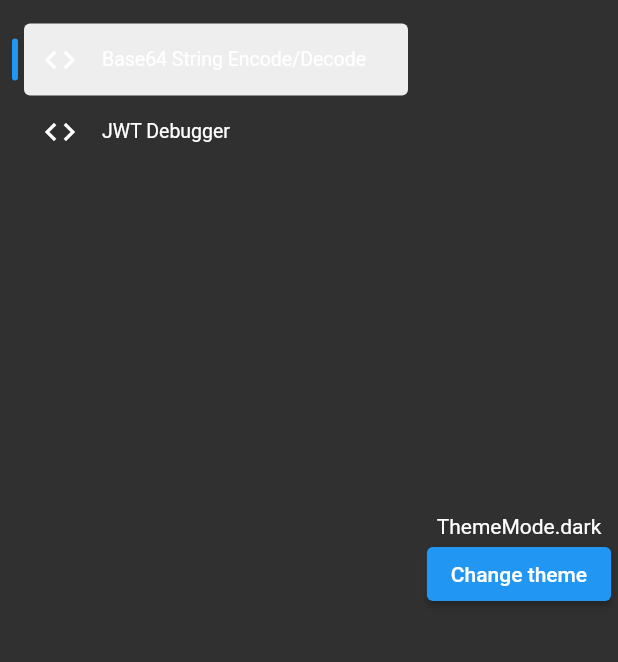
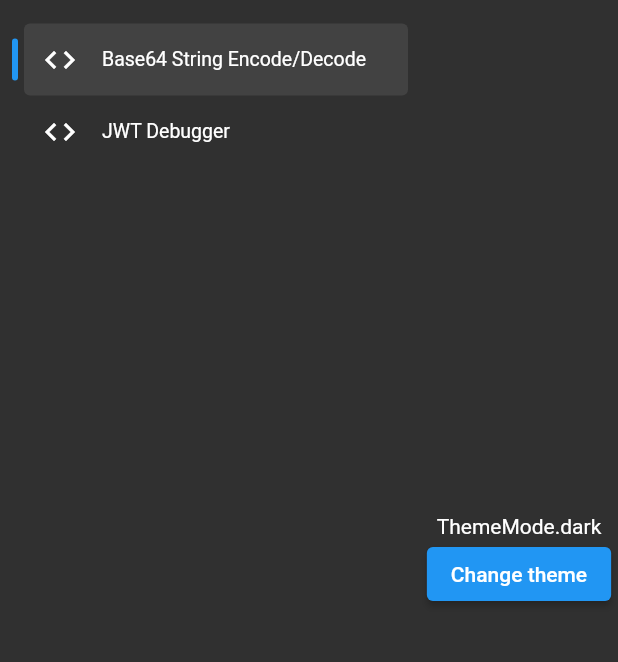
Before and after one commit to xuannghia/SuperToys, a Flutter app: the screen it shows after launch, after a tap on "Change theme", on a phone screen of 412 x 824 dp, the part 56-718 px from its top. Run offline on Flutter 3.47's test engine with Material 2 defaults, Android fonts, the light colour scheme and no system bars; our stand-ins replace flutter_hooks, flutter_riverpod, go_router, hive, hive_flutter, hooks_riverpod; accounts and stored records are empty.

Commit message:
wip: implement sidebar item color animation

```diff
--- a/lib/modules/home/sidebar_widget.dart
+++ b/lib/modules/home/sidebar_widget.dart
@@ -1,13 +1,32 @@
 import 'package:flutter/material.dart';
+import 'package:flutter_hooks/flutter_hooks.dart';
+import 'package:hooks_riverpod/hooks_riverpod.dart';
+import 'package:super_toys/modules/app/app_preferences_provider.dart';
 import 'package:super_toys/modules/home/sidebar_items.dart';
 
-class Sidebar extends StatelessWidget {
+class Sidebar extends HookConsumerWidget {
   final SidebarType? active;
   final Function(SidebarItem)? onTap;
   const Sidebar({Key? key, this.active, this.onTap}) : super(key: key);
 
   @override
-  Widget build(BuildContext context) {
+  Widget build(BuildContext context, ref) {
+    final ctrl =
+        useAnimationController(duration: const Duration(milliseconds: 200));
+
+    ThemeMode themeMode =
+        ref.watch(appPreferencesProvider.select((_) => _.themeMode));
+
+    useEffect(() {
+      ctrl.reset();
+      ctrl.forward();
+      return () {};
+    }, [themeMode]);
+
+    return AnimatedBuilder(
+      animation:
+          CurvedAnimation(parent: ctrl, curve: Curves.fastLinearToSlowEaseIn),
+      builder: ((context, child) {
         return ListView.builder(
           itemCount: sidebarItems.length,
           itemBuilder: (ctx, idx) {
@@ -29,7 +48,13 @@ class Sidebar extends StatelessWidget {
                     shape: const RoundedRectangleBorder(
                         borderRadius: BorderRadius.all(Radius.circular(4))),
                     dense: true,
-                tileColor: isActive ? Colors.grey.shade200 : Colors.transparent,
+                    tileColor: isActive
+                        ? ThemeMode.dark == themeMode
+                            ? Colors.grey.shade800.withOpacity(ctrl.value)
+                            : Colors.grey.shade200.withOpacity(ctrl.value)
+                        : Colors.transparent,
+                    selectedColor: Colors.transparent,
+                    selectedTileColor: Colors.transparent,
                     horizontalTitleGap: 0,
                     leading: item.leading,
                     title: Text(
@@ -43,5 +68,7 @@ class Sidebar extends StatelessWidget {
             );
           },
         );
+      }),
+    );
   }
 }
```
Lines whose indentation alone changed are shown as unchanged.
